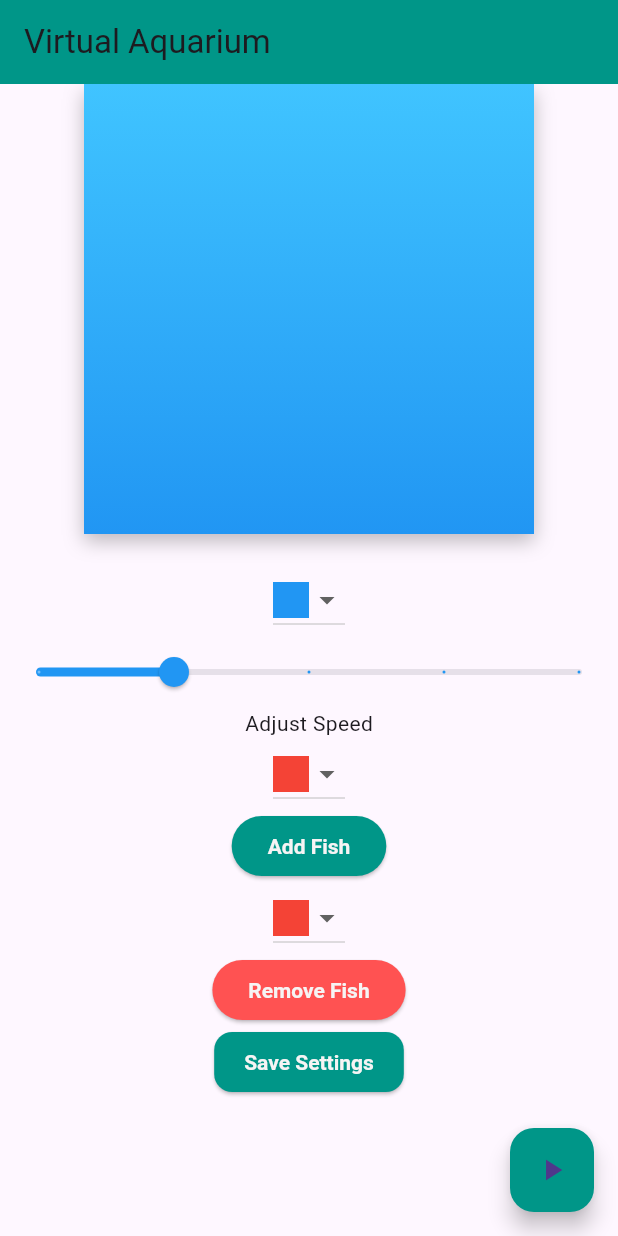
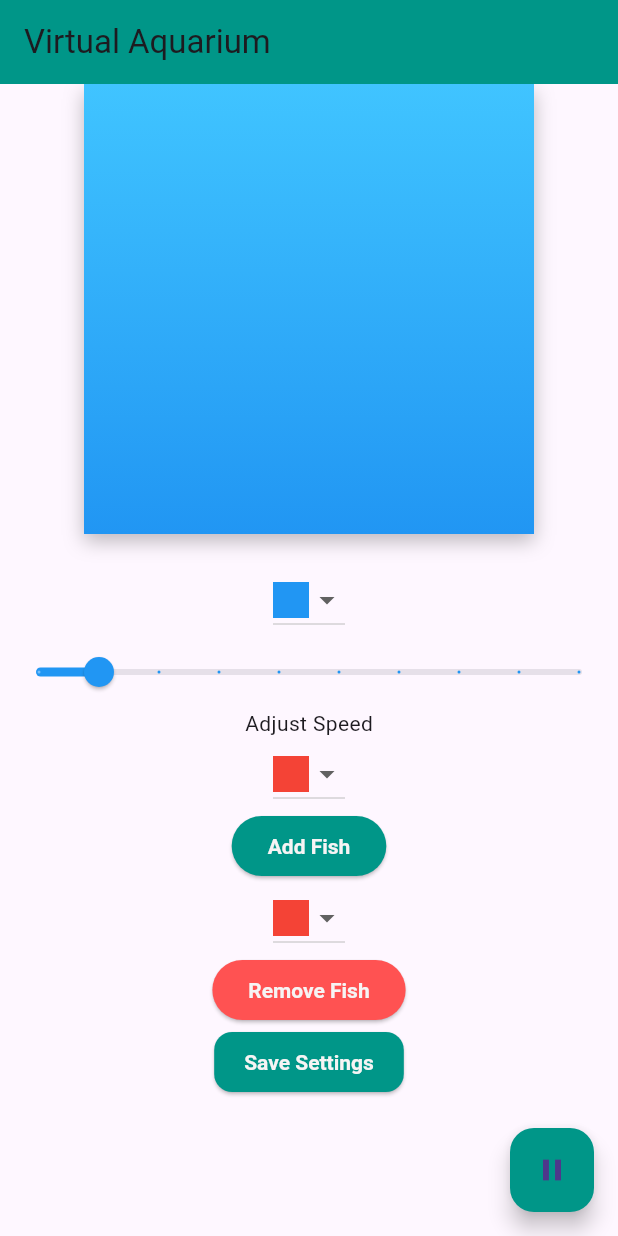
Before and after one commit to minnocent12/cw5, a Flutter app: the screen it shows after launch, after a tap on the "play arrow" icon, on a phone screen of 412 x 824 dp. Run offline on Flutter 3.47's test engine with Material 3 defaults, Android fonts, the phone set to English and light mode, and no system bars; our stand-ins replace sqflite; accounts and stored records are empty.

Commit message:
all functionality are working

```diff
--- a/lib/db_helper.dart
+++ b/lib/db_helper.dart
@@ -45,7 +45,7 @@ class DatabaseHelper {
   }
 
   Future<void> removeFishByColor(String color) async {
-    final db = await database;
+    final db = await instance.database;
     await db.delete(
       'Fish',
       where: 'color = ?',
--- a/lib/main.dart
+++ b/lib/main.dart
@@ -47,6 +47,7 @@ class _AquariumScreenState extends State<AquariumScreen>
     with SingleTickerProviderStateMixin {
   List<Fish> fishes = [];
   Timer? _timer;
+  bool isPlaying = false; // Track whether animation is playing
   Color _selectedColor = Colors.blue;
   double _selectedSpeed = 2.0;
   Color _selectedAddColor = Colors.red;
@@ -81,9 +82,10 @@ class _AquariumScreenState extends State<AquariumScreen>
   Future<void> _loadSavedSettings() async {
     List<Map<String, dynamic>> savedFishes =
         await DatabaseHelper.instance.loadFishes();
+
     setState(() {
       fishes = savedFishes.map((fish) {
-        Color color = Color(int.parse(fish['color']));
+        Color color = Color(int.parse(fish['color'])); // Parse as int
         return Fish(
           color: color,
           speed: fish['speed'],
@@ -136,17 +138,21 @@ class _AquariumScreenState extends State<AquariumScreen>
 
   // Remove fish by color with error handling
   void _removeFish() {
-    int removedFishCount =
-        fishes.where((fish) => fish.color == _selectedRemoveColor).length;
+    int removedFishCount = fishes
+        .where((fish) => fish.color.value == _selectedRemoveColor.value)
+        .length; // Compare color values directly
 
     if (removedFishCount == 0) {
       _showErrorDialog(
           'No Fish to Remove', 'There are no fish of this color to remove.');
     } else {
       setState(() {
-        fishes.removeWhere((fish) => fish.color == _selectedRemoveColor);
+        // Remove fish from the list in memory
+        fishes.removeWhere(
+            (fish) => fish.color.value == _selectedRemoveColor.value);
       });
-      // Remove from database
+
+      // Remove from the database as well
       DatabaseHelper.instance
           .removeFishByColor(_selectedRemoveColor.value.toString());
     }
@@ -166,6 +172,18 @@ class _AquariumScreenState extends State<AquariumScreen>
           }
         }
       });
+    });
+  }
+
+  // Toggle play/pause
+  void _togglePlayPause() {
+    if (isPlaying) {
+      _timer?.cancel(); // Pause the animation
+    } else {
+      _startAnimation(); // Start the animation
+    }
+    setState(() {
+      isPlaying = !isPlaying; // Toggle play/pause state
     });
   }
 
@@ -268,9 +286,9 @@ class _AquariumScreenState extends State<AquariumScreen>
         ],
       ),
       floatingActionButton: FloatingActionButton(
-        onPressed: _startAnimation,
+        onPressed: _togglePlayPause, // Toggle play/pause
         backgroundColor: Colors.teal,
-        child: const Icon(Icons.play_arrow),
+        child: Icon(isPlaying ? Icons.pause : Icons.play_arrow), // Change icon
       ),
     );
   }
@@ -300,8 +318,8 @@ class _AquariumScreenState extends State<AquariumScreen>
         Slider(
           value: _selectedSpeed,
           min: 1.0,
-          max: 5.0,
-          divisions: 4,
+          max: 10.0, // Adjusted max speed for more control
+          divisions: 9,
           label: _selectedSpeed.toString(),
           activeColor: _selectedColor,
           onChanged: (value) {
@@ -383,9 +401,7 @@ class _AquariumScreenState extends State<AquariumScreen>
             backgroundColor: Colors.redAccent,
             textStyle: TextStyle(fontWeight: FontWeight.bold),
           ),
-          child: const Text(
-              selectionColor: Color.fromARGB(255, 246, 244, 244),
-              'Remove Fish'),
+          child: const Text('Remove Fish'),
         ),
       ],
     );
```
